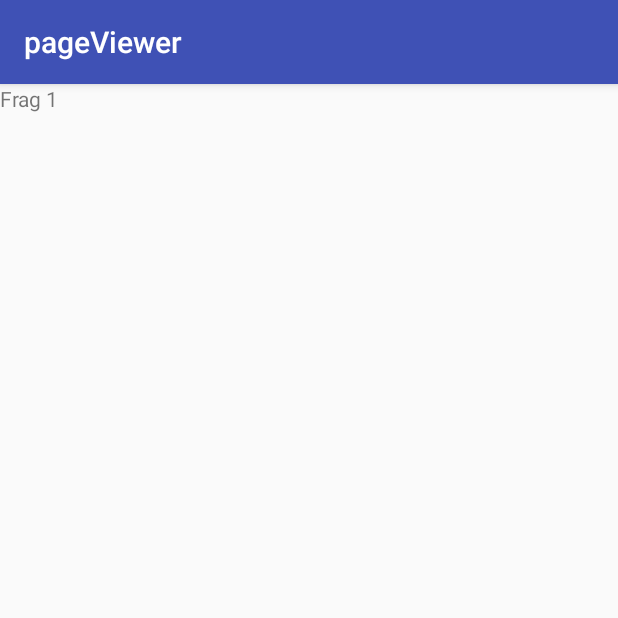
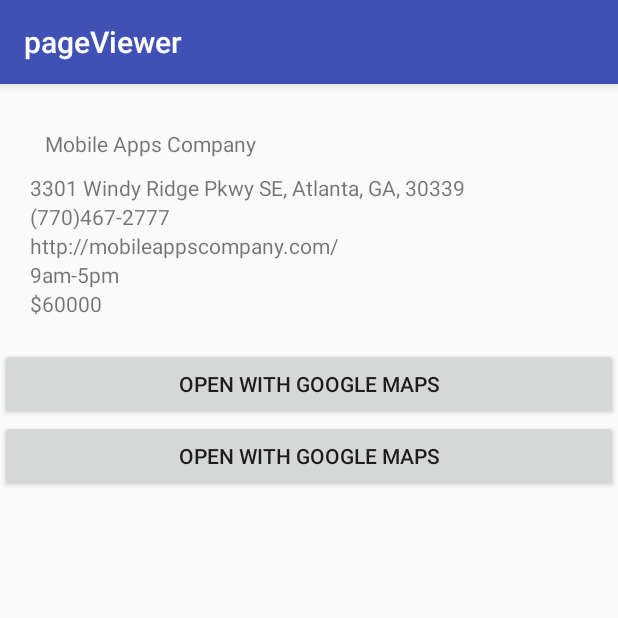
Before and after one commit to ZackRobinson/pageViewer, an Android app: the screen it shows after launch (MainActivity), on a phone screen of 412 x 824 dp, the top half of it. Run offline under Robolectric (Android 15) with nearby library versions, the phone set to English and light mode, and no system bars.

Commit message:
Lost my ViewPager

```diff
--- a/app/src/main/java/com/example/ios/pageviewer/ViewPagerAdapter.java
+++ b/app/src/main/java/com/example/ios/pageviewer/ViewPagerAdapter.java
@@ -9,7 +9,7 @@ import com.example.ios.pageviewer.frags.frag2;
 import com.example.ios.pageviewer.frags.frag3;
 
 /**
- * Created by ios on 9/30/17.
+ * Created by Chris on 9/30/17.
  */
 
 public class ViewPagerAdapter extends FragmentPagerAdapter {
@@ -38,19 +38,4 @@ public class ViewPagerAdapter extends FragmentPagerAdapter {
         return 3;
     }
 
-    /*@Override
-    public CharSequence getPageTitle(int position) {
-        switch(position)
-        {
-            case 0:
-                return "Frag 1";
-            case 1:
-                return "Frag 2";
-            case 2:
-                return "Frag 3";
-
-        }
-
-        return super.getPageTitle(position);
-    }*/
 }
--- a/app/src/main/res/layout/activity_main.xml
+++ b/app/src/main/res/layout/activity_main.xml
@@ -1,19 +1,74 @@
 <?xml version="1.0" encoding="utf-8"?>
+<ScrollView xmlns:android="http://schemas.android.com/apk/res/android"
+    android:layout_width="match_parent"
+    android:layout_height="match_parent">
 <LinearLayout xmlns:android="http://schemas.android.com/apk/res/android"
-    xmlns:app="http://schemas.android.com/apk/res-auto"
     xmlns:tools="http://schemas.android.com/tools"
     android:layout_width="match_parent"
     android:layout_height="match_parent"
     android:orientation="vertical"
     tools:context="com.example.ios.pageviewer.MainActivity">
+    <LinearLayout
+        android:id="@+id/details"
+        android:layout_width="match_parent"
+        android:layout_height="wrap_content"
+        android:layout_margin="20dp"
+        android:orientation="vertical">
+
+        <TextView
+            android:id="@+id/tv_name"
+            android:layout_width="match_parent"
+            android:layout_height="wrap_content"
+            android:layout_margin="10dp"
+            android:text="Mobile Apps Company" />
+
+        <TextView
+            android:id="@+id/tv_formatted_address"
+            android:layout_width="match_parent"
+            android:layout_height="wrap_content"
+            android:text="3301 Windy Ridge Pkwy SE, Atlanta, GA, 30339" />
+
+        <TextView
+            android:id="@+id/tv_formatted_phone_number"
+            android:layout_width="match_parent"
+            android:layout_height="wrap_content"
+            android:text="(770)467-2777" />
+
+        <TextView
+            android:id="@+id/tv_website"
+            android:layout_width="match_parent"
+            android:layout_height="wrap_content"
+            android:text="http://mobileappscompany.com/" />
+
+        <TextView
+            android:id="@+id/tv_open_now"
+            android:layout_width="match_parent"
+            android:layout_height="wrap_content"
+            android:text="9am-5pm" />
+
+        <TextView
+            android:id="@+id/tv_price_level"
+            android:layout_width="match_parent"
+            android:layout_height="wrap_content"
+            android:text="$60000" />
+
+    </LinearLayout>
+    <Button
+        android:id="@+id/btn"
+        android:layout_width="match_parent"
+        android:layout_height="wrap_content"
+        android:text="Open with google Maps" />
 
     <android.support.v4.view.ViewPager
-        android:layout_width="wrap_content"
+        android:layout_width="match_parent"
         android:layout_height="wrap_content"
         android:id="@+id/vpMyPager">
-
-
     </android.support.v4.view.ViewPager>
-
+    <Button
+        android:id="@+id/btn_to_maps"
+        android:layout_width="match_parent"
+        android:layout_height="wrap_content"
+        android:text="Open with google Maps" />
 
 </LinearLayout>
+</ScrollView>
--- a/app/src/main/res/layout/fragment_frag1.xml
+++ b/app/src/main/res/layout/fragment_frag1.xml
@@ -4,7 +4,6 @@
     android:layout_height="match_parent"
     tools:context="com.example.ios.pageviewer.frags.frag1">
 
-    <!-- TODO: Update blank fragment layout -->
     <TextView
         android:layout_width="match_parent"
         android:layout_height="match_parent"
```
